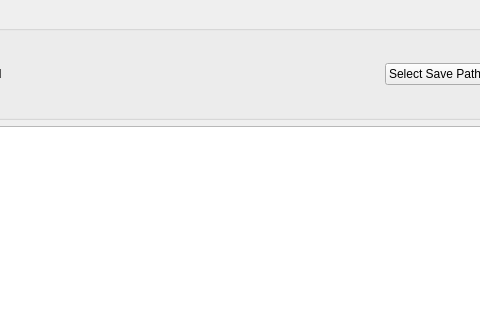
The window that src/UI_instance/UI_Model/zippanel.ui (generalized-intelligence/TeguAnnotation) describes before a commit, drawn with Qt 5; both pictures show x 422 to 902 and y 0 to 320 of the 1016 by 684 pixel window.
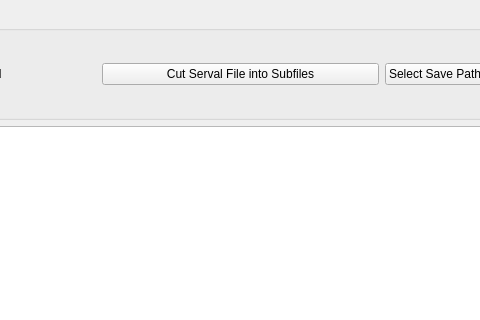
The same window after the commit.

Commit message: function add zippanel

What changed in the file:
```diff
--- a/src/UI_instance/UI_Model/zippanel.ui
+++ b/src/UI_instance/UI_Model/zippanel.ui
@@ -53,6 +53,13 @@
         </property>
        </widget>
       </item>
+      <item>
+       <widget class="QPushButton" name="btnCut">
+        <property name="text">
+         <string>Cut Serval File into Subfiles</string>
+        </property>
+       </widget>
+      </item>
       <item>
        <widget class="QPushButton" name="btnSave">
         <property name="sizePolicy">
```
The commit also changes 2 other files.
